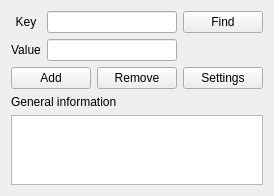
Above: 2/4hw/1/mainWidget.ui from shurik111333/homework before the change. Below: the same form after it.
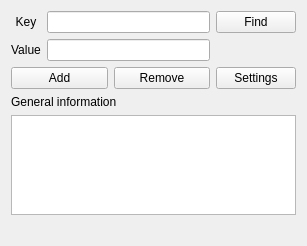
That is the form after the change.

Diff of the .ui file:
```diff
--- a/2/4hw/1/mainWidget.ui
+++ b/2/4hw/1/mainWidget.ui
@@ -6,8 +6,8 @@
    <rect>
     <x>0</x>
     <y>0</y>
-    <width>257</width>
-    <height>193</height>
+    <width>307</width>
+    <height>246</height>
    </rect>
   </property>
   <property name="windowTitle">
@@ -118,6 +118,16 @@
      </property>
     </widget>
    </item>
+   <item row="5" column="0">
+    <widget class="QLabel" name="labelMessage">
+     <property name="enabled">
+      <bool>true</bool>
+     </property>
+     <property name="text">
+      <string/>
+     </property>
+    </widget>
+   </item>
   </layout>
  </widget>
  <layoutdefault spacing="6" margin="11"/>
```
Left out of the diff: 20 changed lines with no effect on the pictures.
